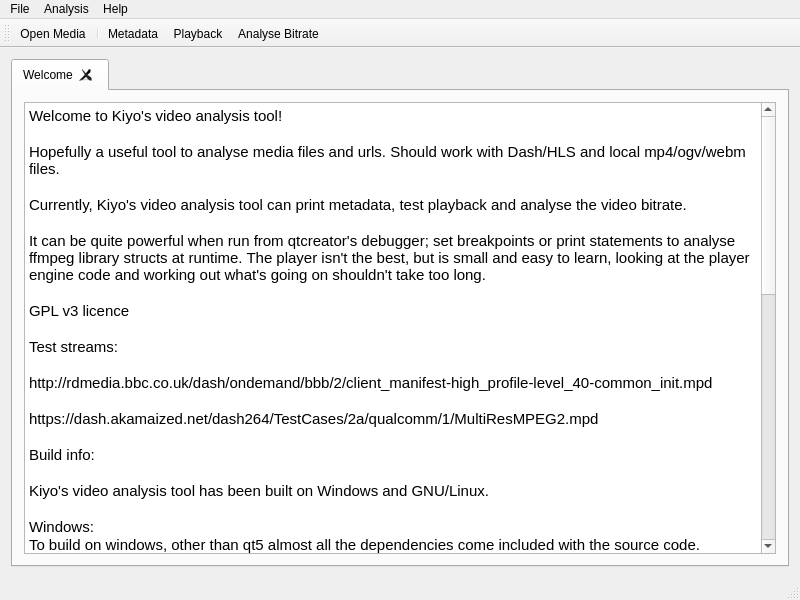
Above: src/qtWidgets/mainWindow.ui from kiyoMatsui/kiyosVideoAnalysisTool before the change. Below: the same form after it.
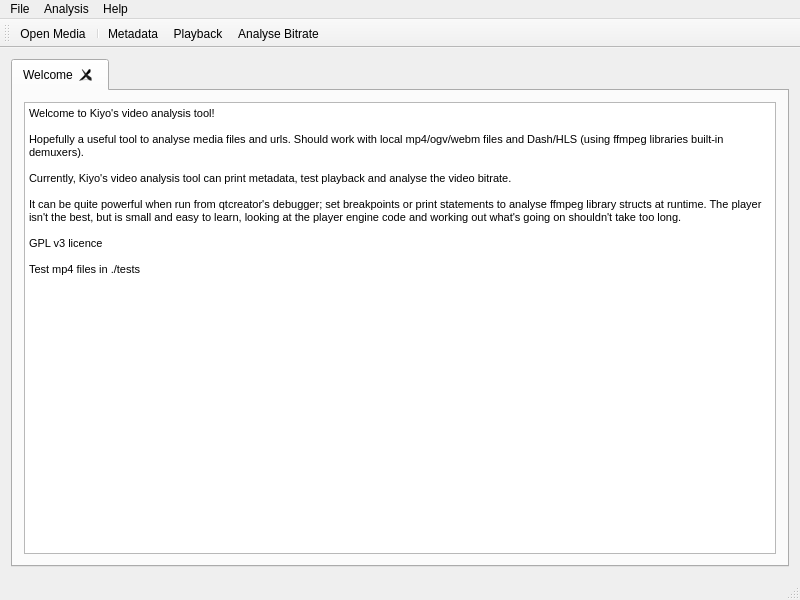
That is the form after the change. Icons and pictures are not drawn.

The edit to the form file:
```diff
--- a/src/qtWidgets/mainWindow.ui
+++ b/src/qtWidgets/mainWindow.ui
@@ -47,48 +47,18 @@
 &lt;html&gt;&lt;head&gt;&lt;meta name=&quot;qrichtext&quot; content=&quot;1&quot; /&gt;&lt;style type=&quot;text/css&quot;&gt;
 p, li { white-space: pre-wrap; }
 &lt;/style&gt;&lt;/head&gt;&lt;body style=&quot; font-family:'MS Shell Dlg 2'; font-size:8.1pt; font-weight:400; font-style:normal;&quot;&gt;
-&lt;p style=&quot; margin-top:0px; margin-bottom:0px; margin-left:0px; margin-right:0px; -qt-block-indent:0; text-indent:0px;&quot;&gt;&lt;span style=&quot; font-family:'Ubuntu'; font-size:11pt;&quot;&gt;Welcome to Kiyo's video analysis tool!&lt;/span&gt;&lt;/p&gt;
-&lt;p style=&quot;-qt-paragraph-type:empty; margin-top:0px; margin-bottom:0px; margin-left:0px; margin-right:0px; -qt-block-indent:0; text-indent:0px; font-family:'Ubuntu'; font-size:11pt;&quot;&gt;&lt;br /&gt;&lt;/p&gt;
-&lt;p style=&quot; margin-top:0px; margin-bottom:0px; margin-left:0px; margin-right:0px; -qt-block-indent:0; text-indent:0px;&quot;&gt;&lt;span style=&quot; font-family:'Ubuntu'; font-size:11pt;&quot;&gt;Hopefully a useful tool to analyse media files and urls. Should work with Dash/HLS and local mp4/ogv/webm files.&lt;/span&gt;&lt;/p&gt;
-&lt;p style=&quot;-qt-paragraph-type:empty; margin-top:0px; margin-bottom:0px; margin-left:0px; margin-right:0px; -qt-block-indent:0; text-indent:0px; font-family:'Ubuntu'; font-size:11pt;&quot;&gt;&lt;br /&gt;&lt;/p&gt;
-&lt;p style=&quot; margin-top:0px; margin-bottom:0px; margin-left:0px; margin-right:0px; -qt-block-indent:0; text-indent:0px;&quot;&gt;&lt;span style=&quot; font-family:'Ubuntu'; font-size:11pt;&quot;&gt;Currently, Kiyo's video analysis tool can print metadata, test playback and analyse the video bitrate.&lt;/span&gt;&lt;/p&gt;
-&lt;p style=&quot;-qt-paragraph-type:empty; margin-top:0px; margin-bottom:0px; margin-left:0px; margin-right:0px; -qt-block-indent:0; text-indent:0px; font-family:'Ubuntu'; font-size:11pt;&quot;&gt;&lt;br /&gt;&lt;/p&gt;
-&lt;p style=&quot; margin-top:0px; margin-bottom:0px; margin-left:0px; margin-right:0px; -qt-block-indent:0; text-indent:0px;&quot;&gt;&lt;span style=&quot; font-family:'Ubuntu'; font-size:11pt;&quot;&gt;It can be quite powerful when run from qtcreator's debugger; set breakpoints or print statements to analyse ffmpeg library structs at runtime. The player isn't the best, but is small and easy to learn, looking at the player engine code and working out what's going on shouldn't take too long.&lt;/span&gt;&lt;/p&gt;
-&lt;p style=&quot;-qt-paragraph-type:empty; margin-top:0px; margin-bottom:0px; margin-left:0px; margin-right:0px; -qt-block-indent:0; text-indent:0px; font-family:'Ubuntu'; font-size:11pt;&quot;&gt;&lt;br /&gt;&lt;/p&gt;
-&lt;p style=&quot; margin-top:0px; margin-bottom:0px; margin-left:0px; margin-right:0px; -qt-block-indent:0; text-indent:0px;&quot;&gt;&lt;span style=&quot; font-family:'Ubuntu'; font-size:11pt;&quot;&gt;GPL v3 licence&lt;/span&gt;&lt;/p&gt;
-&lt;p style=&quot;-qt-paragraph-type:empty; margin-top:0px; margin-bottom:0px; margin-left:0px; margin-right:0px; -qt-block-indent:0; text-indent:0px; font-family:'Ubuntu'; font-size:11pt;&quot;&gt;&lt;br /&gt;&lt;/p&gt;
-&lt;p style=&quot; margin-top:0px; margin-bottom:0px; margin-left:0px; margin-right:0px; -qt-block-indent:0; text-indent:0px;&quot;&gt;&lt;span style=&quot; font-family:'Ubuntu'; font-size:11pt;&quot;&gt;Test streams:&lt;/span&gt;&lt;/p&gt;
-&lt;p style=&quot;-qt-paragraph-type:empty; margin-top:0px; margin-bottom:0px; margin-left:0px; margin-right:0px; -qt-block-indent:0; text-indent:0px; font-family:'Ubuntu'; font-size:11pt;&quot;&gt;&lt;br /&gt;&lt;/p&gt;
-&lt;p style=&quot; margin-top:0px; margin-bottom:0px; margin-left:0px; margin-right:0px; -qt-block-indent:0; text-indent:0px;&quot;&gt;&lt;span style=&quot; font-family:'Ubuntu'; font-size:11pt;&quot;&gt;http://rdmedia.bbc.co.uk/dash/ondemand/bbb/2/client_manifest-high_profile-level_40-common_init.mpd&lt;/span&gt;&lt;/p&gt;
-&lt;p style=&quot;-qt-paragraph-type:empty; margin-top:0px; margin-bottom:0px; margin-left:0px; margin-right:0px; -qt-block-indent:0; text-indent:0px; font-family:'Ubuntu'; font-size:11pt;&quot;&gt;&lt;br /&gt;&lt;/p&gt;
-&lt;p style=&quot; margin-top:0px; margin-bottom:0px; margin-left:0px; margin-right:0px; -qt-block-indent:0; text-indent:0px;&quot;&gt;&lt;span style=&quot; font-family:'Ubuntu'; font-size:11pt;&quot;&gt;https://dash.akamaized.net/dash264/TestCases/2a/qualcomm/1/MultiResMPEG2.mpd&lt;/span&gt;&lt;/p&gt;
-&lt;p style=&quot;-qt-paragraph-type:empty; margin-top:0px; margin-bottom:0px; margin-left:0px; margin-right:0px; -qt-block-indent:0; text-indent:0px; font-family:'Ubuntu'; font-size:11pt; color:#008000;&quot;&gt;&lt;br /&gt;&lt;/p&gt;
-&lt;p style=&quot; margin-top:0px; margin-bottom:0px; margin-left:0px; margin-right:0px; -qt-block-indent:0; text-indent:0px;&quot;&gt;&lt;span style=&quot; font-family:'Ubuntu'; font-size:11pt;&quot;&gt;Build info:&lt;/span&gt;&lt;/p&gt;
-&lt;p style=&quot;-qt-paragraph-type:empty; margin-top:0px; margin-bottom:0px; margin-left:0px; margin-right:0px; -qt-block-indent:0; text-indent:0px; font-family:'Ubuntu'; font-size:11pt;&quot;&gt;&lt;br /&gt;&lt;/p&gt;
-&lt;p style=&quot; margin-top:0px; margin-bottom:0px; margin-left:0px; margin-right:0px; -qt-block-indent:0; text-indent:0px;&quot;&gt;&lt;span style=&quot; font-family:'Ubuntu'; font-size:11pt;&quot;&gt;Kiyo's video analysis tool has been built on Windows and GNU/Linux.&lt;/span&gt;&lt;/p&gt;
-&lt;p style=&quot;-qt-paragraph-type:empty; margin-top:0px; margin-bottom:0px; margin-left:0px; margin-right:0px; -qt-block-indent:0; text-indent:0px; font-family:'Ubuntu'; font-size:11pt;&quot;&gt;&lt;br /&gt;&lt;/p&gt;
-&lt;p style=&quot; margin-top:0px; margin-bottom:0px; margin-left:0px; margin-right:0px; -qt-block-indent:0; text-indent:0px;&quot;&gt;&lt;span style=&quot; font-family:'Ubuntu'; font-size:11pt;&quot;&gt;Windows:&lt;/span&gt;&lt;/p&gt;
-&lt;p style=&quot; margin-top:0px; margin-bottom:0px; margin-left:0px; margin-right:0px; -qt-block-indent:0; text-indent:0px;&quot;&gt;&lt;span style=&quot; font-family:'Ubuntu'; font-size:11pt;&quot;&gt;To build on windows, other than qt5 almost all the dependencies come included with the source code.&lt;/span&gt;&lt;/p&gt;
-&lt;p style=&quot; margin-top:0px; margin-bottom:0px; margin-left:0px; margin-right:0px; -qt-block-indent:0; text-indent:0px;&quot;&gt;&lt;span style=&quot; font-family:'Ubuntu'; font-size:11pt;&quot;&gt;Boost and qcustomplot are included in the thirdParty folder, you shouldn't have to do anything here...&lt;/span&gt;&lt;/p&gt;
-&lt;p style=&quot; margin-top:0px; margin-bottom:0px; margin-left:0px; margin-right:0px; -qt-block-indent:0; text-indent:0px;&quot;&gt;&lt;span style=&quot; font-family:'Ubuntu'; font-size:11pt;&quot;&gt;In the windows directory there is a zip folder of the ffmpeg windows dlls. This can be copied and pasted into your qt5 installation. &lt;/span&gt;&lt;/p&gt;
-&lt;p style=&quot; margin-top:0px; margin-bottom:0px; margin-left:0px; margin-right:0px; -qt-block-indent:0; text-indent:0px;&quot;&gt;&lt;span style=&quot; font-family:'Ubuntu'; font-size:11pt;&quot;&gt;For example, copy the dlls here (defualt qt installation path: C:\Qt\5.12.6\mingw73_64\bin) then open the pro file in qtcreator.&lt;/span&gt;&lt;/p&gt;
-&lt;p style=&quot; margin-top:0px; margin-bottom:0px; margin-left:0px; margin-right:0px; -qt-block-indent:0; text-indent:0px;&quot;&gt;&lt;span style=&quot; font-family:'Ubuntu'; font-size:11pt;&quot;&gt;Thats it!&lt;/span&gt;&lt;/p&gt;
-&lt;p style=&quot;-qt-paragraph-type:empty; margin-top:0px; margin-bottom:0px; margin-left:0px; margin-right:0px; -qt-block-indent:0; text-indent:0px; font-family:'Ubuntu'; font-size:11pt;&quot;&gt;&lt;br /&gt;&lt;/p&gt;
-&lt;p style=&quot; margin-top:0px; margin-bottom:0px; margin-left:0px; margin-right:0px; -qt-block-indent:0; text-indent:0px;&quot;&gt;&lt;span style=&quot; font-family:'Ubuntu'; font-size:11pt;&quot;&gt;GNU/Linux:&lt;/span&gt;&lt;/p&gt;
-&lt;p style=&quot; margin-top:0px; margin-bottom:0px; margin-left:0px; margin-right:0px; -qt-block-indent:0; text-indent:0px;&quot;&gt;&lt;span style=&quot; font-family:'Ubuntu'; font-size:11pt;&quot;&gt;Like windows you only really have to build and install ffmpeg as the other dependencies come with the source code (use the package manager to install qt5).&lt;/span&gt;&lt;/p&gt;
-&lt;p style=&quot; margin-top:0px; margin-bottom:0px; margin-left:0px; margin-right:0px; -qt-block-indent:0; text-indent:0px;&quot;&gt;&lt;span style=&quot; font-family:'Ubuntu'; font-size:11pt;&quot;&gt;Once ffmpeg is built and installed the pkg_config should do the rest. ffmpeg version 4.2.1 or greater was tested so that version is probably required.&lt;/span&gt;&lt;/p&gt;
-&lt;p style=&quot; margin-top:0px; margin-bottom:0px; margin-left:0px; margin-right:0px; -qt-block-indent:0; text-indent:0px;&quot;&gt;&lt;span style=&quot; font-family:'Ubuntu'; font-size:11pt;&quot;&gt;Building with CMake is also supported, CMake version greater than 3.1 is required.&lt;/span&gt;&lt;/p&gt;
-&lt;p style=&quot;-qt-paragraph-type:empty; margin-top:0px; margin-bottom:0px; margin-left:0px; margin-right:0px; -qt-block-indent:0; text-indent:0px; font-family:'Ubuntu'; font-size:11pt;&quot;&gt;&lt;br /&gt;&lt;/p&gt;
-&lt;p style=&quot; margin-top:0px; margin-bottom:0px; margin-left:0px; margin-right:0px; -qt-block-indent:0; text-indent:0px;&quot;&gt;&lt;span style=&quot; font-family:'Ubuntu'; font-size:11pt;&quot;&gt;ffmpeg 4.2.1 build instructions with ubuntu (tested on 18.04) are as follows:&lt;/span&gt;&lt;/p&gt;
-&lt;p style=&quot;-qt-paragraph-type:empty; margin-top:0px; margin-bottom:0px; margin-left:0px; margin-right:0px; -qt-block-indent:0; text-indent:0px; font-family:'Ubuntu'; font-size:11pt;&quot;&gt;&lt;br /&gt;&lt;/p&gt;
-&lt;p style=&quot; margin-top:0px; margin-bottom:0px; margin-left:0px; margin-right:0px; -qt-block-indent:0; text-indent:0px;&quot;&gt;&lt;span style=&quot; font-family:'Ubuntu'; font-size:11pt;&quot;&gt;sudo apt install libavc1394-dev nasm libchromaprint-dev libbluray-dev libbs2b-dev libcaca-dev libdc1394-22-dev libflite1 frei0r-plugins-dev libshine-dev libsnappy-dev libgsm1-dev libgnutls28-dev libmysofa-dev libopenjp2-7-dev libopenmpt-dev librsvg2-dev ladspa-sdk librubberband-dev libsoxr-dev libssh-dev speex libspeex-dev libiec61883-dev libtheora-dev libtwolame-dev libwavpack-dev libwebp-dev libxvidcore-dev libzmq3-dev libass-dev libdrm-dev libzvbi-dev libopenal-dev libomxil-bellagio-dev libgme-dev libmp3lame-dev libopus-dev libpulse-dev libvpx-dev libx264-dev libx265-dev libnuma-dev libfdk-aac-dev libgl1-mesa-dev libsdl2-dev libopencore-amrnb-dev libbamf3-dev&lt;/span&gt;&lt;/p&gt;
-&lt;p style=&quot;-qt-paragraph-type:empty; margin-top:0px; margin-bottom:0px; margin-left:0px; margin-right:0px; -qt-block-indent:0; text-indent:0px; font-family:'Ubuntu'; font-size:11pt;&quot;&gt;&lt;br /&gt;&lt;/p&gt;
-&lt;p style=&quot; margin-top:0px; margin-bottom:0px; margin-left:0px; margin-right:0px; -qt-block-indent:0; text-indent:0px;&quot;&gt;&lt;span style=&quot; font-family:'Ubuntu'; font-size:11pt;&quot;&gt;./configure --enable-gpl --enable-version3 --enable-fontconfig --enable-gnutls --enable-iconv --enable-libass --enable-libbluray --enable-libfreetype --enable-libmp3lame --enable-libopencore-amrnb  --enable-libopenjpeg --enable-libopus --enable-libshine --enable-libsnappy --enable-libsoxr --enable-libtheora --enable-libtwolame --enable-libvpx --enable-libwavpack --enable-libwebp --enable-libx264 --enable-libx265 --enable-libxml2 --enable-lzma --enable-zlib --enable-gmp --enable-libvorbis  --enable-libspeex --enable-libxvid --enable-avisynth --enable-libopenmpt&lt;/span&gt;&lt;/p&gt;
-&lt;p style=&quot;-qt-paragraph-type:empty; margin-top:0px; margin-bottom:0px; margin-left:0px; margin-right:0px; -qt-block-indent:0; text-indent:0px; font-family:'Ubuntu'; font-size:11pt;&quot;&gt;&lt;br /&gt;&lt;/p&gt;
-&lt;p style=&quot; margin-top:0px; margin-bottom:0px; margin-left:0px; margin-right:0px; -qt-block-indent:0; text-indent:0px;&quot;&gt;&lt;span style=&quot; font-family:'Ubuntu'; font-size:11pt;&quot;&gt;make &lt;/span&gt;&lt;/p&gt;
-&lt;p style=&quot;-qt-paragraph-type:empty; margin-top:0px; margin-bottom:0px; margin-left:0px; margin-right:0px; -qt-block-indent:0; text-indent:0px; font-family:'Ubuntu'; font-size:11pt;&quot;&gt;&lt;br /&gt;&lt;/p&gt;
-&lt;p style=&quot; margin-top:0px; margin-bottom:0px; margin-left:0px; margin-right:0px; -qt-block-indent:0; text-indent:0px;&quot;&gt;&lt;span style=&quot; font-family:'Ubuntu'; font-size:11pt;&quot;&gt;sudo make install&lt;/span&gt;&lt;/p&gt;
-&lt;p style=&quot;-qt-paragraph-type:empty; margin-top:0px; margin-bottom:0px; margin-left:0px; margin-right:0px; -qt-block-indent:0; text-indent:0px; font-family:'Ubuntu'; font-size:11pt;&quot;&gt;&lt;br /&gt;&lt;/p&gt;&lt;/body&gt;&lt;/html&gt;</string>
+&lt;p style=&quot; margin-top:0px; margin-bottom:0px; margin-left:0px; margin-right:0px; -qt-block-indent:0; text-indent:0px;&quot;&gt;&lt;span style=&quot; font-family:'MS Shell Dlg 2'; font-size:8pt;&quot;&gt;Welcome to Kiyo's video analysis tool!&lt;/span&gt;&lt;/p&gt;
+&lt;p style=&quot;-qt-paragraph-type:empty; margin-top:0px; margin-bottom:0px; margin-left:0px; margin-right:0px; -qt-block-indent:0; text-indent:0px; font-family:'MS Shell Dlg 2'; font-size:8pt;&quot;&gt;&lt;br /&gt;&lt;/p&gt;
+&lt;p style=&quot; margin-top:0px; margin-bottom:0px; margin-left:0px; margin-right:0px; -qt-block-indent:0; text-indent:0px;&quot;&gt;&lt;span style=&quot; font-family:'MS Shell Dlg 2'; font-size:8pt;&quot;&gt;Hopefully a useful tool to analyse media files and urls. Should work with local mp4/ogv/webm files and Dash/HLS (using ffmpeg libraries built-in demuxers).&lt;/span&gt;&lt;/p&gt;
+&lt;p style=&quot;-qt-paragraph-type:empty; margin-top:0px; margin-bottom:0px; margin-left:0px; margin-right:0px; -qt-block-indent:0; text-indent:0px; font-family:'MS Shell Dlg 2'; font-size:8pt;&quot;&gt;&lt;br /&gt;&lt;/p&gt;
+&lt;p style=&quot; margin-top:0px; margin-bottom:0px; margin-left:0px; margin-right:0px; -qt-block-indent:0; text-indent:0px;&quot;&gt;&lt;span style=&quot; font-family:'MS Shell Dlg 2'; font-size:8pt;&quot;&gt;Currently, Kiyo's video analysis tool can print metadata, test playback and analyse the video bitrate.&lt;/span&gt;&lt;/p&gt;
+&lt;p style=&quot;-qt-paragraph-type:empty; margin-top:0px; margin-bottom:0px; margin-left:0px; margin-right:0px; -qt-block-indent:0; text-indent:0px; font-family:'MS Shell Dlg 2'; font-size:8pt;&quot;&gt;&lt;br /&gt;&lt;/p&gt;
+&lt;p style=&quot; margin-top:0px; margin-bottom:0px; margin-left:0px; margin-right:0px; -qt-block-indent:0; text-indent:0px;&quot;&gt;&lt;span style=&quot; font-family:'MS Shell Dlg 2'; font-size:8pt;&quot;&gt;It can be quite powerful when run from qtcreator's debugger; set breakpoints or print statements to analyse ffmpeg library structs at runtime. The player isn't the best, but is small and easy to learn, looking at the player engine code and working out what's going on shouldn't take too long.&lt;/span&gt;&lt;/p&gt;
+&lt;p style=&quot;-qt-paragraph-type:empty; margin-top:0px; margin-bottom:0px; margin-left:0px; margin-right:0px; -qt-block-indent:0; text-indent:0px; font-family:'MS Shell Dlg 2'; font-size:8pt;&quot;&gt;&lt;br /&gt;&lt;/p&gt;
+&lt;p style=&quot; margin-top:0px; margin-bottom:0px; margin-left:0px; margin-right:0px; -qt-block-indent:0; text-indent:0px;&quot;&gt;&lt;span style=&quot; font-family:'MS Shell Dlg 2'; font-size:8pt;&quot;&gt;GPL v3 licence&lt;/span&gt;&lt;/p&gt;
+&lt;p style=&quot;-qt-paragraph-type:empty; margin-top:0px; margin-bottom:0px; margin-left:0px; margin-right:0px; -qt-block-indent:0; text-indent:0px; font-family:'MS Shell Dlg 2'; font-size:8pt;&quot;&gt;&lt;br /&gt;&lt;/p&gt;
+&lt;p style=&quot; margin-top:0px; margin-bottom:0px; margin-left:0px; margin-right:0px; -qt-block-indent:0; text-indent:0px;&quot;&gt;&lt;span style=&quot; font-family:'MS Shell Dlg 2'; font-size:8pt;&quot;&gt;Test mp4 files in ./tests&lt;/span&gt;&lt;/p&gt;
+&lt;p style=&quot;-qt-paragraph-type:empty; margin-top:0px; margin-bottom:0px; margin-left:0px; margin-right:0px; -qt-block-indent:0; text-indent:0px; font-family:'MS Shell Dlg 2'; font-size:8pt;&quot;&gt;&lt;br /&gt;&lt;/p&gt;&lt;/body&gt;&lt;/html&gt;</string>
           </property>
          </widget>
         </item>
```
